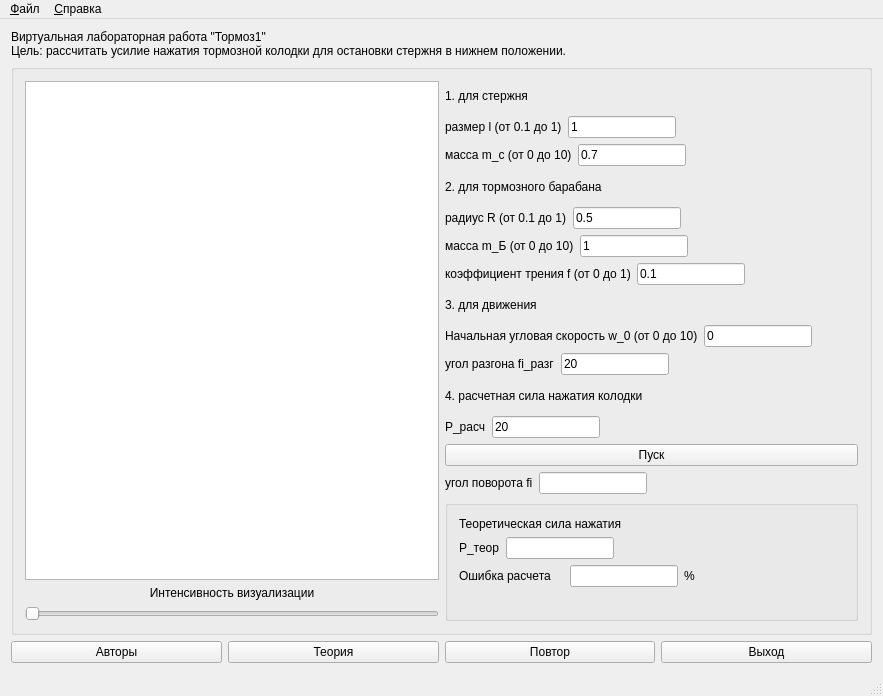
First picture: the form in mainwindow.ui, repository mmaulwurff/mech-brake1, before the edit.
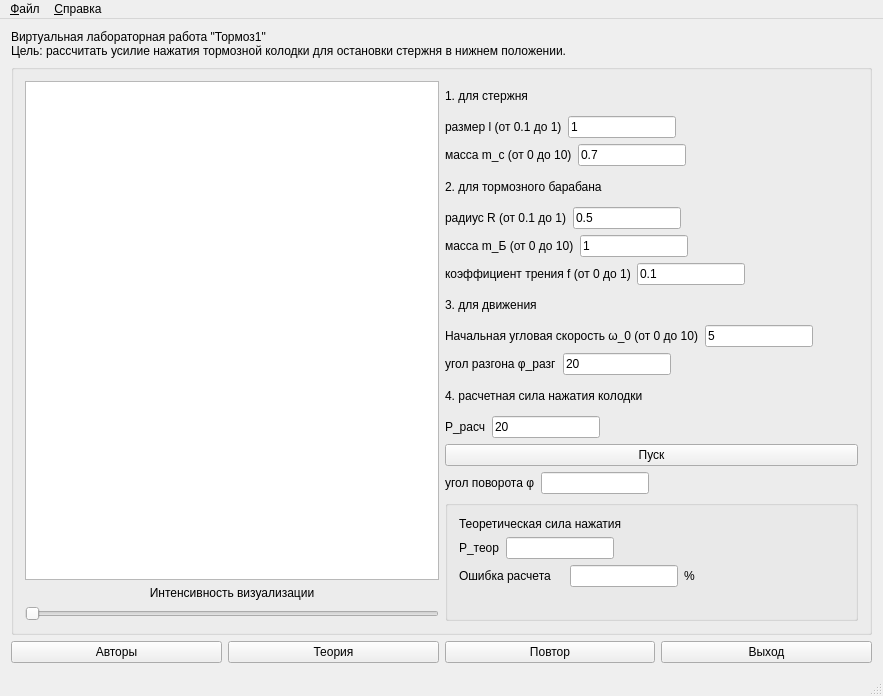
Second picture: the form after the edit. Icons and pictures are not drawn.

The edit to the form file:
```diff
--- a/mainwindow.ui
+++ b/mainwindow.ui
@@ -312,7 +312,7 @@
            <item>
             <widget class="QLabel" name="label_9">
              <property name="text">
-              <string>Начальная угловая скорость w_0 (от 0 до 10)</string>
+              <string>Начальная угловая скорость ω_0 (от 0 до 10)</string>
              </property>
             </widget>
            </item>
@@ -325,7 +325,7 @@
               </sizepolicy>
              </property>
              <property name="text">
-              <string>0</string>
+              <string>5</string>
              </property>
             </widget>
            </item>
@@ -349,7 +349,7 @@
            <item>
             <widget class="QLabel" name="label_10">
              <property name="text">
-              <string>угол разгона fi_разг</string>
+              <string>угол разгона φ_разг</string>
              </property>
             </widget>
            </item>
@@ -449,7 +449,7 @@
            <item>
             <widget class="QLabel" name="label_13">
              <property name="text">
-              <string>угол поворота fi</string>
+              <string>угол поворота φ</string>
              </property>
             </widget>
            </item>
```
